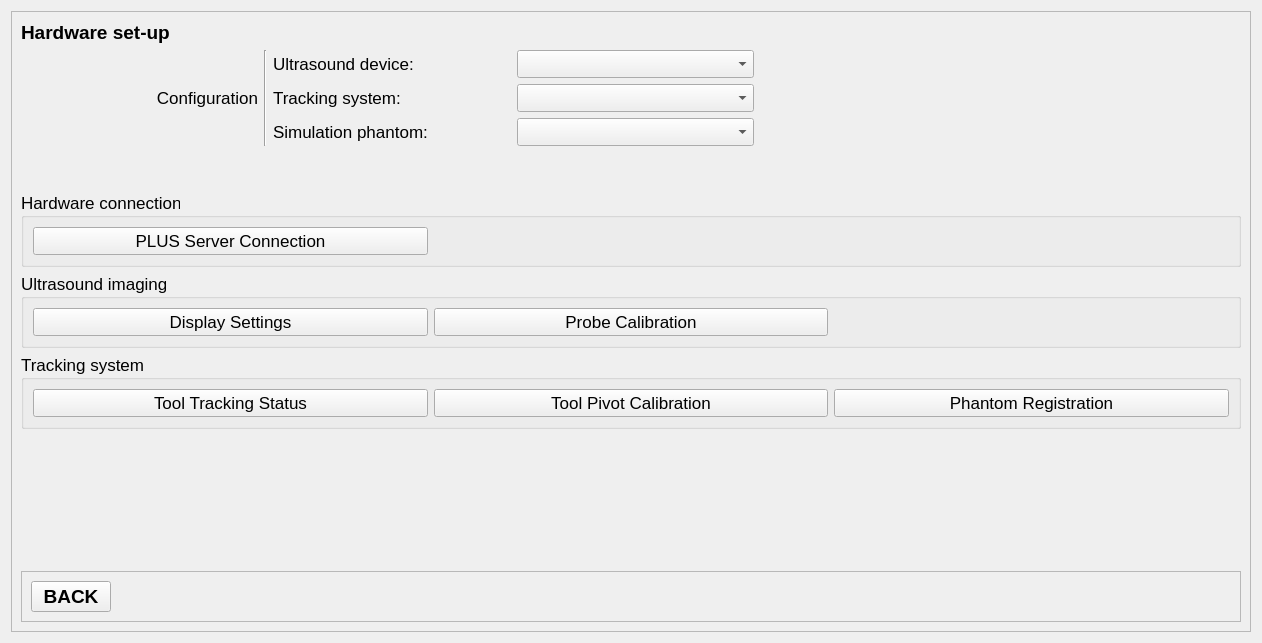
EBATINCA/TrainUS, file Modules/Home/Resources/UI/Configuration.ui: the form before one commit.
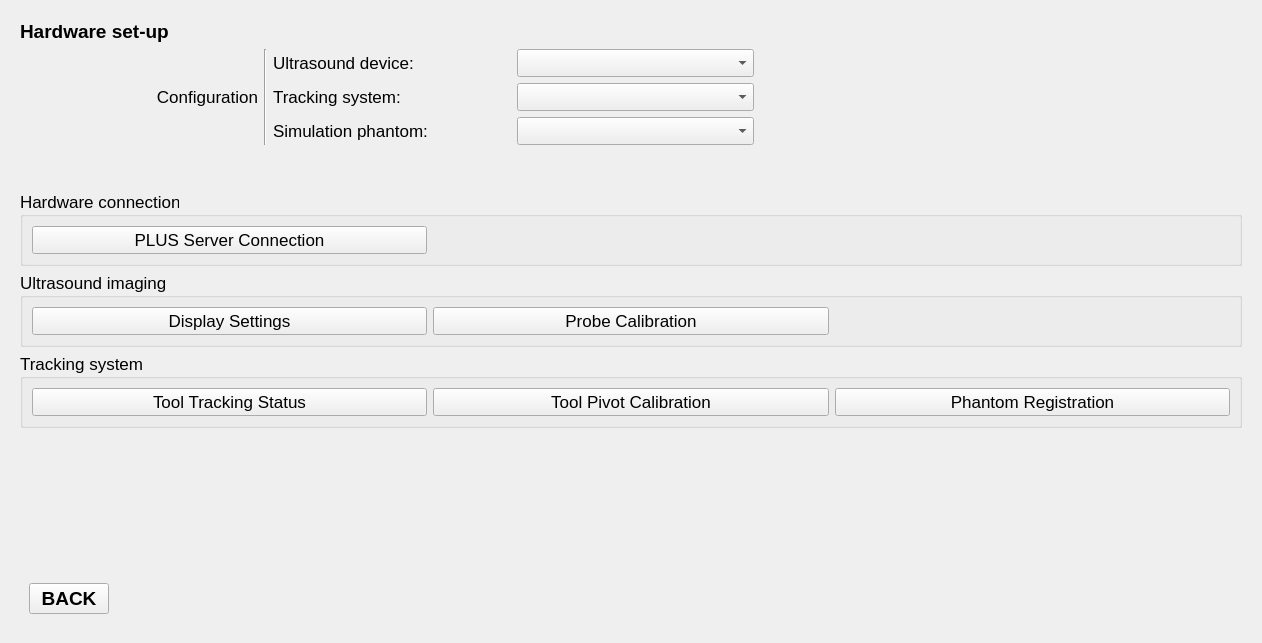
The form after the commit. Custom widgets are drawn as their Qt base class.

Commit message: STYLE: Hide frame borders in configuration page

```diff
--- a/Modules/Home/Resources/UI/Configuration.ui
+++ b/Modules/Home/Resources/UI/Configuration.ui
@@ -21,7 +21,7 @@
       </font>
      </property>
      <property name="frameShape">
-      <enum>QFrame::StyledPanel</enum>
+      <enum>QFrame::NoFrame</enum>
      </property>
      <property name="frameShadow">
       <enum>QFrame::Raised</enum>
@@ -388,7 +388,7 @@
       <item row="12" column="0" colspan="6">
        <widget class="QFrame" name="navigationBar">
         <property name="frameShape">
-         <enum>QFrame::StyledPanel</enum>
+         <enum>QFrame::NoFrame</enum>
         </property>
         <property name="frameShadow">
          <enum>QFrame::Raised</enum>
```
